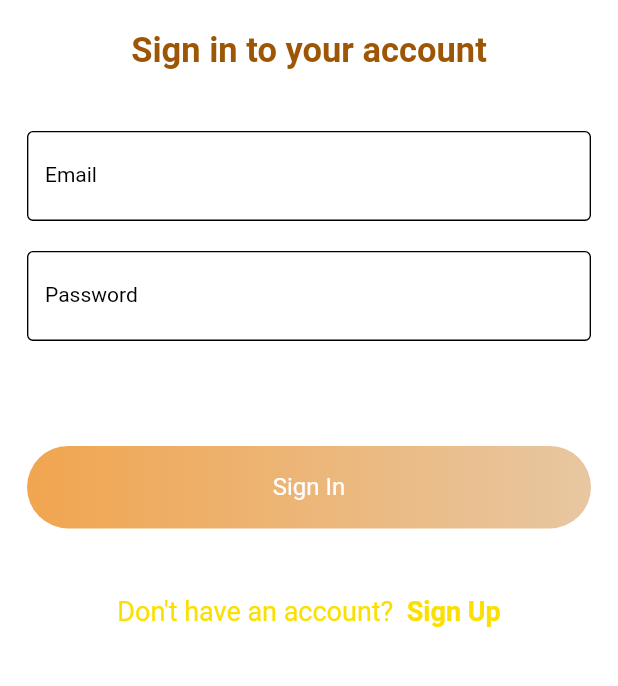
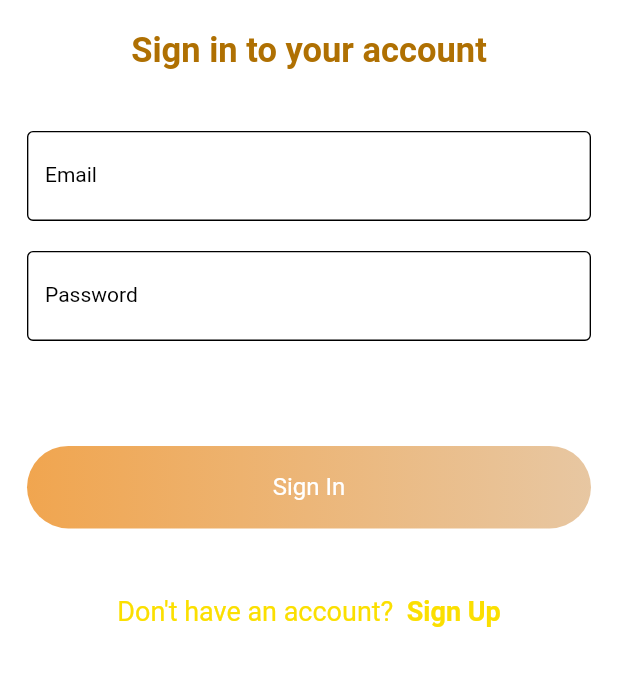
Before and after one commit to Shukurullo8866/shop_firbase_app, a Flutter app: the screen it shows after launch, on a phone screen of 412 x 824 dp, the part 444-1130 px from its top. Run offline on Flutter 3.47's test engine with Material 2 defaults, Android fonts, the phone set to English and light mode, and no system bars; drawn by our look-alikes of zoom_tap_animation; our stand-ins replace cached_network_image, carousel_slider, cloud_firestore, easy_localization, email_validator, firebase_auth and 9 more; accounts and stored records are empty; Roboto replaces fonts that are missing (SFUIDisplay).

Commit message:
Merge remote-tracking branch 'origin/main'
# Conflicts:
#	lib/ui/tab_box/home_page/info_page.dart

```diff
--- a/lib/ui/auth/login_page.dart
+++ b/lib/ui/auth/login_page.dart
@@ -53,7 +53,10 @@ class _LoginPageState extends State<LoginPage> {
                     ))),
             const Text(
               "Sign in to your account",
-              style: TextStyle(fontWeight: FontWeight.w600, fontSize: 23,color: Color.fromARGB(255, 157, 86, 5)),
+              style: TextStyle(
+                  fontWeight: FontWeight.w600,
+                  fontSize: 23,
+                  color: Color.fromARGB(255, 175, 112, 2)),
             ),
             const SizedBox(height: 40),
             Padding(
@@ -84,7 +87,7 @@ class _LoginPageState extends State<LoginPage> {
                 decoration: getInputDecoration(label: "Password"),
               ),
             ),
-            const SizedBox(height:70),
+            const SizedBox(height: 70),
             SingnInButton(onTap: signIn, text: 'Sign In'),
             const SizedBox(height: 45),
             RichText(
```
Also changed, not shown: lib/ui/auth/sign_up_page.dart (+9 -7 lines).
